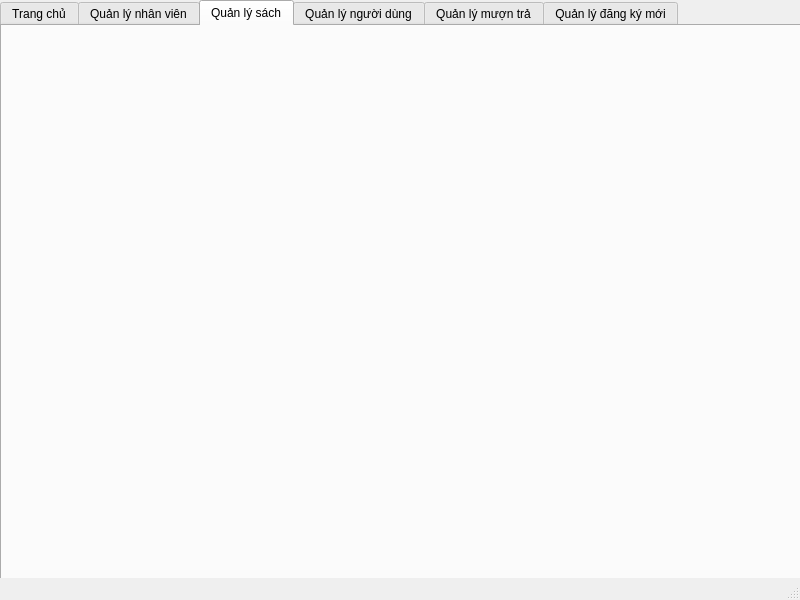
This is admin.ui in duydvu/Library as Qt 5 draws it before an edit. The edited form follows.
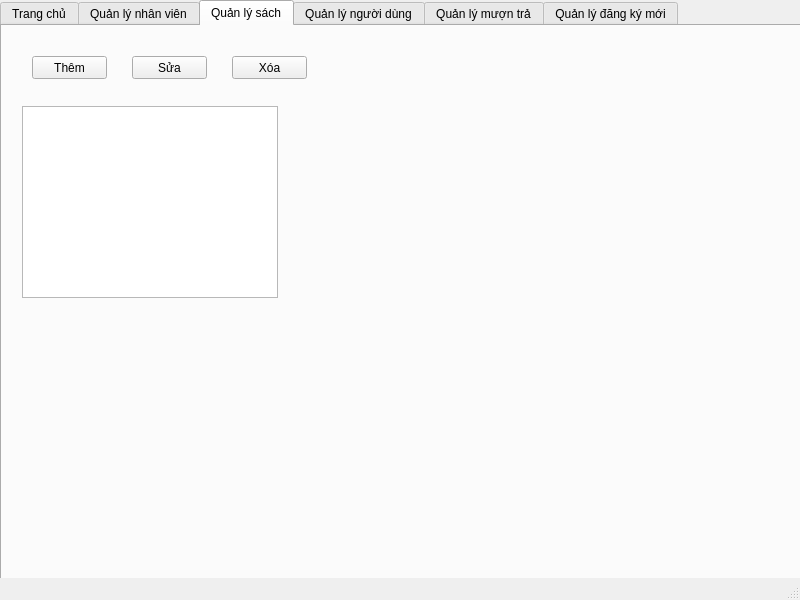
This is the edited form. The open tabs and pages were chosen to show the change.

The edit to the form file:
```diff
--- a/admin.ui
+++ b/admin.ui
@@ -245,6 +245,55 @@
         <height>51</height>
        </rect>
       </property>
+      <widget class="QPushButton" name="pushButton">
+       <property name="geometry">
+        <rect>
+         <x>10</x>
+         <y>10</y>
+         <width>75</width>
+         <height>23</height>
+        </rect>
+       </property>
+       <property name="text">
+        <string>Thêm</string>
+       </property>
+      </widget>
+      <widget class="QPushButton" name="pushButton_5">
+       <property name="geometry">
+        <rect>
+         <x>110</x>
+         <y>10</y>
+         <width>75</width>
+         <height>23</height>
+        </rect>
+       </property>
+       <property name="text">
+        <string>Sửa</string>
+       </property>
+      </widget>
+      <widget class="QPushButton" name="pushButton_6">
+       <property name="geometry">
+        <rect>
+         <x>210</x>
+         <y>10</y>
+         <width>75</width>
+         <height>23</height>
+        </rect>
+       </property>
+       <property name="text">
+        <string>Xóa</string>
+       </property>
+      </widget>
+     </widget>
+     <widget class="QTableView" name="tableView">
+      <property name="geometry">
+       <rect>
+        <x>20</x>
+        <y>80</y>
+        <width>256</width>
+        <height>192</height>
+       </rect>
+      </property>
      </widget>
     </widget>
     <widget class="QWidget" name="users">
```
Left out of the diff: 57 changed lines with no effect on the pictures.
